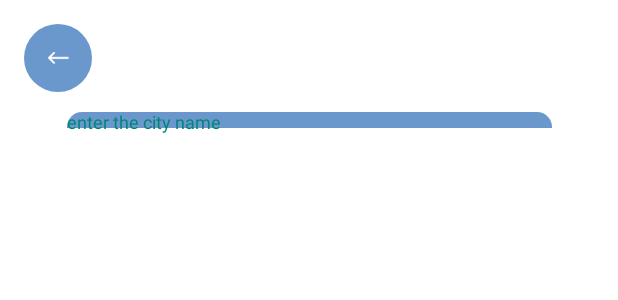
After one commit to yahya-mater/green-geeks-weather-app, an Android app: the layout activity_search_page.xml on its own in the app's theme, with its tools: preview values and no code run, on a phone screen of 412 x 824 dp. The commit adds this screen. Shown: the top 300 px of the screen. Run offline under Robolectric (Android 15) with nearby library versions, the phone set to English and light mode, and no system bars.

Commit message:
added theme setting logic and search page

```diff
--- a/app/src/main/AndroidManifest.xml
+++ b/app/src/main/AndroidManifest.xml
@@ -13,6 +13,9 @@
         android:theme="@style/Theme.AppCompat.Light.NoActionBar"
         tools:targetApi="31">
         <activity
+            android:name=".search_page"
+            android:exported="false" />
+        <activity
             android:name=".activites.TomorrowActivity"
             android:exported="false" />
         <activity
--- /dev/null
+++ b/app/src/main/res/drawable/back_btn_background_light.xml
@@ -0,0 +1,8 @@
+<?xml version="1.0" encoding="utf-8"?>
+<selector xmlns:android="http://schemas.android.com/apk/res/android">
+    <item>
+        <shape android:shape="oval">
+            <solid android:color="@color/white_back"/>
+        </shape>
+    </item>
+</selector>
--- /dev/null
+++ b/app/src/main/res/drawable/background_hourly_light.xml
@@ -0,0 +1,9 @@
+<?xml version="1.0" encoding="utf-8"?>
+<selector xmlns:android="http://schemas.android.com/apk/res/android">
+    <item>
+        <shape android:shape="rectangle">
+            <solid android:color="@color/white_back"/>
+            <corners android:radius="10dp"/>
+        </shape>
+    </item>
+</selector>
--- /dev/null
+++ b/app/src/main/res/layout/activity_search_page.xml
@@ -0,0 +1,56 @@
+<?xml version="1.0" encoding="utf-8"?>
+<androidx.constraintlayout.widget.ConstraintLayout xmlns:android="http://schemas.android.com/apk/res/android"
+    xmlns:app="http://schemas.android.com/apk/res-auto"
+    xmlns:tools="http://schemas.android.com/tools"
+    android:id="@+id/main"
+    android:layout_width="match_parent"
+    android:layout_height="match_parent"
+    tools:context=".search_page"
+    style="@style/background_back_1"
+    >
+
+    <androidx.constraintlayout.widget.ConstraintLayout
+        android:id="@+id/back_btn"
+        android:layout_width="45dp"
+        android:layout_height="45dp"
+        android:layout_marginStart="16dp"
+        android:layout_marginTop="16dp"
+        style="@style/drawable_back_btn_background"
+        app:layout_constraintStart_toStartOf="parent"
+        app:layout_constraintTop_toTopOf="parent"
+
+        >
+
+        <ImageView
+            android:id="@+id/imageView3"
+            android:layout_width="14dp"
+            android:layout_height="9dp"
+            app:layout_constraintBottom_toBottomOf="parent"
+            app:layout_constraintEnd_toEndOf="parent"
+            app:layout_constraintHorizontal_bias="0.5"
+            app:layout_constraintStart_toStartOf="parent"
+            app:layout_constraintTop_toTopOf="parent"
+            app:srcCompat="@drawable/back"
+            />
+    </androidx.constraintlayout.widget.ConstraintLayout>
+
+    <com.google.android.material.textfield.TextInputLayout
+        style="@style/drawable_background_hourly_text"
+        android:layout_width="323dp"
+        android:layout_height="97dp"
+        app:layout_constraintBottom_toBottomOf="parent"
+        app:layout_constraintEnd_toEndOf="parent"
+        app:layout_constraintStart_toStartOf="parent"
+        app:layout_constraintTop_toTopOf="parent"
+        app:layout_constraintVertical_bias="0.103">
+
+        <com.google.android.material.textfield.TextInputEditText
+            android:id="@+id/city"
+            android:layout_width="match_parent"
+            android:layout_height="101dp"
+            android:background="@color/white"
+            android:hint="enter the city name"
+            android:singleLine="true"
+            android:textColor="#D3D2D2" />
+    </com.google.android.material.textfield.TextInputLayout>
+</androidx.constraintlayout.widget.ConstraintLayout>
--- a/app/src/main/res/layout/switch_item.xml
+++ b/app/src/main/res/layout/switch_item.xml
@@ -8,6 +8,5 @@
         android:layout_width="wrap_content"
         android:layout_height="wrap_content"
         android:layout_centerHorizontal="true"
-        android:layout_centerVertical="true"
-        android:checked="false"/>
+        android:layout_centerVertical="true"/>
 </RelativeLayout>
--- a/app/src/main/res/values-night/themes.xml
+++ b/app/src/main/res/values-night/themes.xml
@@ -1,6 +1,47 @@
 <resources xmlns:tools="http://schemas.android.com/tools">
-    <style name="Theme.MyApp" parent="Theme.MaterialComponents.DayNight.DarkActionBar">
-        <item name="colorPrimary">#BB86FC</item>
-        <!-- Dark equivalents -->
+    <style name="Theme.MyApp" parent="Theme.MaterialComponents.DayNight.NoActionBar">
+        <item name="colorPrimary">@color/yellow</item>
+        <item name="colorPrimaryVariant">@color/yellow</item>
+        <item name="colorOnPrimary">@color/black</item>
+        <item name="colorSecondary">@color/back_2</item>
+        <item name="colorOnSecondary">@color/white</item>
+        <item name="android:windowBackground">@color/back_1</item>
+        <item name="android:textColorPrimary">@color/white</item>
     </style>
+
+    <style name="background_back_1">
+        <item name="android:background">@color/back_1</item>
+        <item name="android:textColor">@color/white</item>
+    </style>
+
+    <style name="background_back_2">
+        <item name="android:background">@color/back_2</item>
+    </style>
+
+    <style name="color_yellow">
+        <item name="android:textColor">@color/yellow</item>
+    </style>
+
+    <style name="background_white">
+        <item name="android:background">@color/white</item>
+        <item name="android:textColor">@color/back_1</item>
+    </style>
+
+    <style name="drawable_background_2">
+        <item name="android:background">@drawable/background_2</item>
+    </style>
+
+    <style name="drawable_background_hourly">
+        <item name="android:background">@drawable/backgroud_hourly</item>
+    </style>
+
+    <style name="drawable_background_hourly_text">
+        <item name="android:textColor">@color/white</item>
+        <item name="android:background">@drawable/backgroud_hourly</item>
+    </style>
+
+    <style name="drawable_back_btn_background">
+        <item name="android:background">@drawable/back_btn_background</item>
+    </style>
+
 </resources>
--- a/app/src/main/res/values/colors.xml
+++ b/app/src/main/res/values/colors.xml
@@ -2,6 +2,7 @@
 <resources>
     <color name="black">#FF000000</color>
     <color name="white">#FFFFFFFF</color>
+    <color name="white_back">#6B98CC</color>
     <color name="back_1">#161c2a</color>
     <color name="back_2">#1a2332</color>
     <color name="yellow">#fdd020</color>
--- a/app/src/main/res/values/themes.xml
+++ b/app/src/main/res/values/themes.xml
@@ -1,7 +1,48 @@
 <resources xmlns:tools="http://schemas.android.com/tools">
-    <style name="Theme.MyApp" parent="Theme.MaterialComponents.DayNight.DarkActionBar">
-        <!-- Customize your theme here -->
-        <item name="colorPrimary">#6200EE</item>
-        <!-- Other colors -->
+    <style name="Theme.MyApp" parent="Theme.MaterialComponents.DayNight.NoActionBar">
+        <item name="colorPrimary">@color/yellow</item>
+        <item name="colorPrimaryVariant">@color/yellow</item>
+        <item name="colorOnPrimary">@color/black</item>
+        <item name="colorSecondary">@color/black</item>
+        <item name="colorOnSecondary">@color/white</item>
+        <item name="android:windowBackground">@color/white</item>
+        <item name="android:textColorPrimary">@color/black</item>
     </style>
+
+    <style name="background_back_1">
+        <item name="android:background">@color/white</item>
+        <item name="android:textColor">@color/back_1</item>
+    </style>
+
+    <style name="background_back_2">
+        <item name="android:background">@color/white_back</item>
+    </style>
+
+    <style name="color_yellow">
+        <item name="android:textColor">@color/yellow</item>
+    </style>
+
+    <style name="background_white">
+        <item name="android:background">@color/back_1</item>
+        <item name="android:textColor">@color/white</item>
+    </style>
+
+    <style name="drawable_background_2">
+        <item name="android:background">@drawable/background_2_light</item>
+    </style>
+
+    <style name="drawable_background_hourly">
+        <item name="android:background">@drawable/background_hourly_light</item>
+    </style>
+
+    <style name="drawable_background_hourly_text">
+        <item name="android:textColor">@color/white</item>
+        <item name="android:background">@drawable/background_hourly_light</item>
+    </style>
+
+    <style name="drawable_back_btn_background">
+        <item name="android:background">@drawable/back_btn_background_light</item>
+    </style>
+
+
 </resources>
```
Also changed, not shown: app/src/main/java/com/example/greengeeksweatherapp/activites/MainActivity.kt (+48 -17 lines), app/src/main/java/com/example/greengeeksweatherapp/search_page.kt (added, +38 -0 lines), app/src/main/res/drawable/background_2_light.xml (added, +10 -0 lines), app/src/main/res/layout/activity_main.xml (+5 -5 lines), app/src/main/res/layout/activity_tomorrow.xml (+15 -6 lines), app/src/main/res/layout/viewholder_hourly.xml (+3 -5 lines), app/src/main/res/layout/viewholder_tomorrow.xml (+10 -5 lines).
